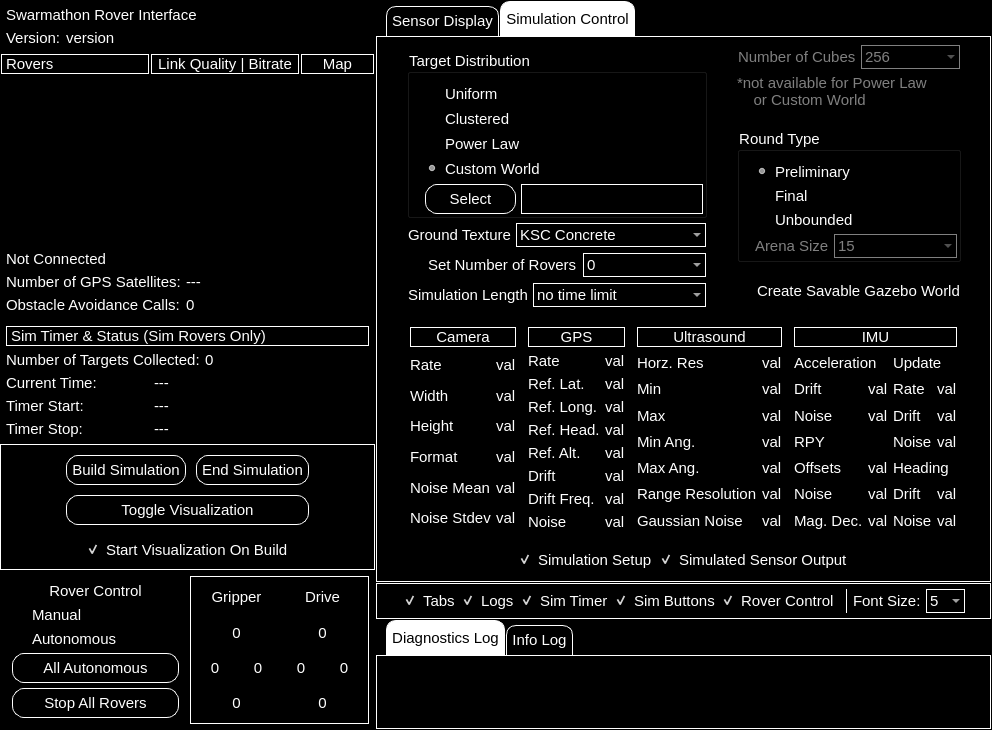
First picture: the form in src/rover_gui_plugin.ui, repository BCLab-UNM/SwarmathonIV-Cabrillo-Public, before the edit.
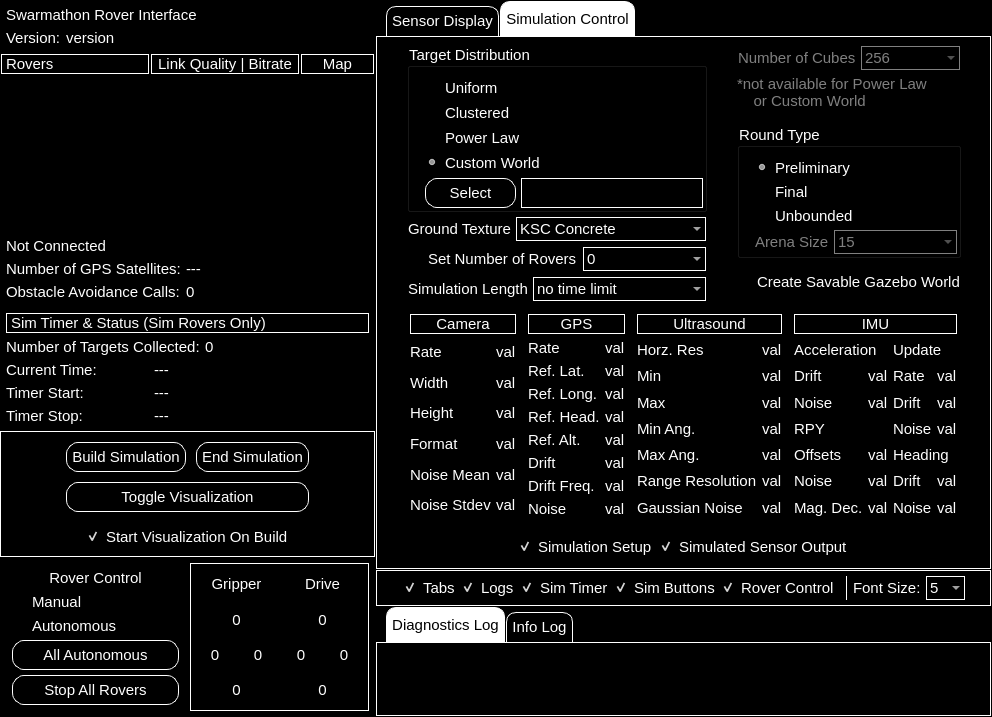
Second picture: the form after the edit. Custom widgets are drawn as their Qt base class.

Commit message: changed the default height and width of the RQT GUI window

```diff
--- a/src/rover_gui_plugin.ui
+++ b/src/rover_gui_plugin.ui
@@ -7,7 +7,7 @@
     <x>0</x>
     <y>0</y>
     <width>992</width>
-    <height>701</height>
+    <height>712</height>
    </rect>
   </property>
   <property name="sizePolicy">
@@ -3010,7 +3010,7 @@
                   <property name="sizeHint" stdset="0">
                    <size>
                     <width>0</width>
-                    <height>15</height>
+                    <height>10</height>
                    </size>
                   </property>
                  </spacer>
@@ -3188,7 +3188,7 @@
                   <property name="sizeHint" stdset="0">
                    <size>
                     <width>0</width>
-                    <height>15</height>
+                    <height>10</height>
                    </size>
                   </property>
                  </spacer>
@@ -3211,7 +3211,7 @@
                   <property name="sizeHint" stdset="0">
                    <size>
                     <width>0</width>
-                    <height>15</height>
+                    <height>10</height>
                    </size>
                   </property>
                  </spacer>
```
